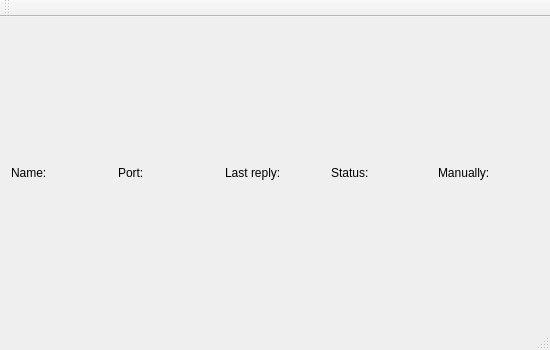
ymeramees/minerwatch, file minerwatch.ui: the form before one commit.
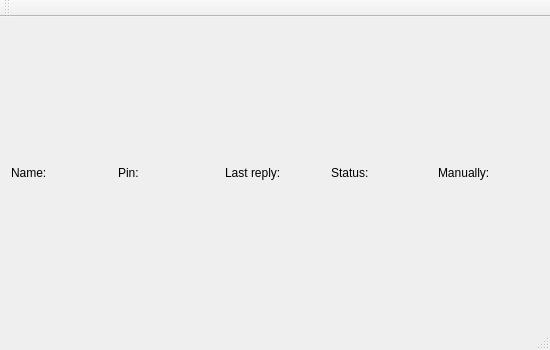
The form after the commit.

What changed in the file:
```diff
--- a/minerwatch.ui
+++ b/minerwatch.ui
@@ -27,7 +27,7 @@
       <item>
        <widget class="QLabel" name="label_4">
         <property name="text">
-         <string>Port:</string>
+         <string>Pin:</string>
         </property>
        </widget>
       </item>
```
